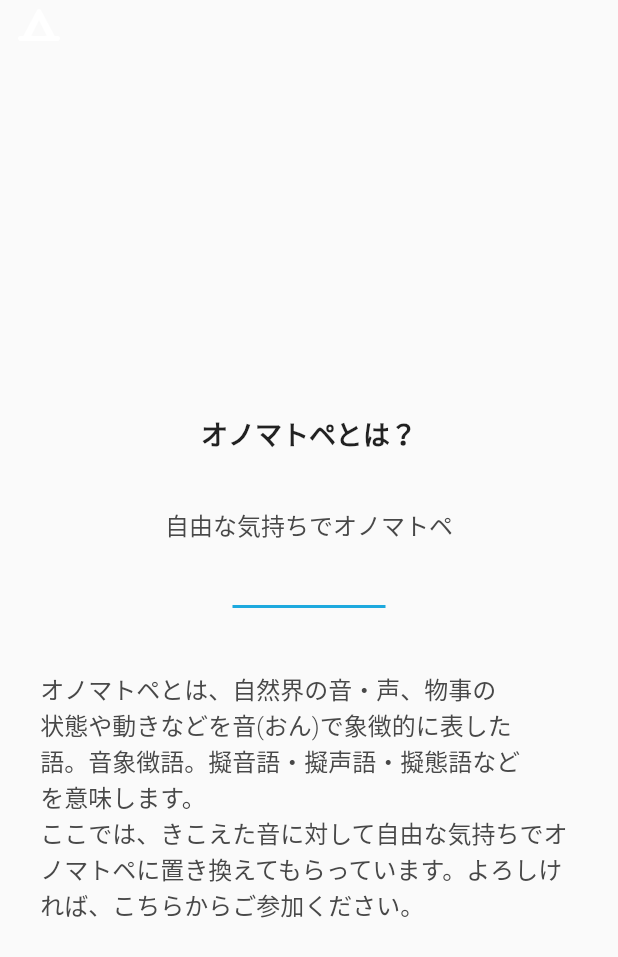
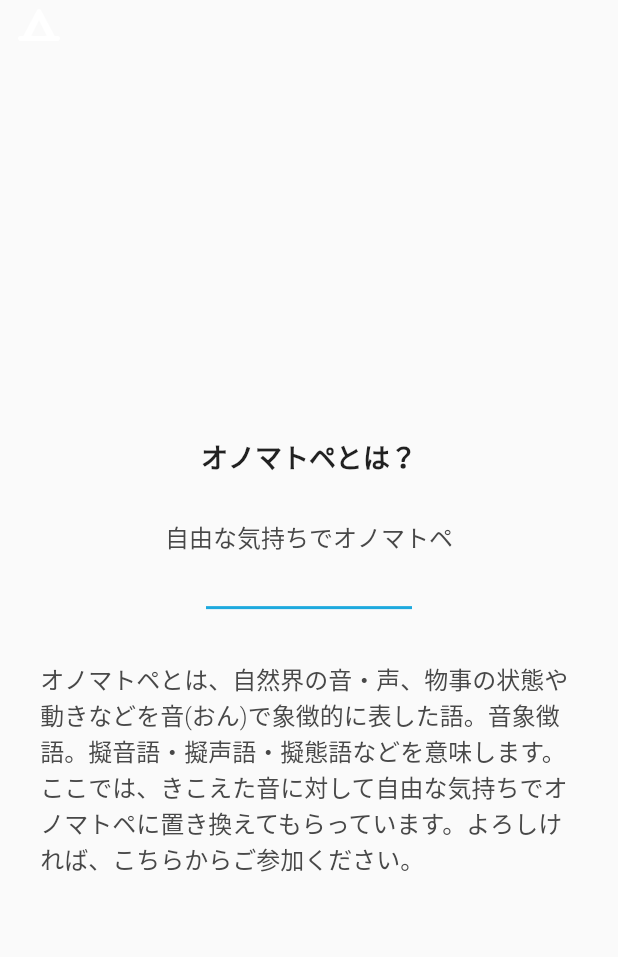
Before and after one commit to ProjectMCR/mcr, a Flutter app: the WhatIsOnomatopoeiaPage screen opened directly, on a phone screen of 412 x 824 dp. Shown: the top 957 px of the screen. Run offline on Flutter 3.47's test engine with Material 2 defaults, Android fonts, the light colour scheme and no system bars; drawn by our look-alikes of carousel_slider; our stand-ins replace cloud_firestore, firebase_core, youtube_player_iframe; missing offline and left inert: flutterfire_ui; accounts and stored records are empty.

Commit message:
WhatIsOnomatopoeiaPage内のレイアウトを画面サイズに対する相対値で組み換え

```diff
--- a/lib/pages/what_is_onomatopoeia_page.dart
+++ b/lib/pages/what_is_onomatopoeia_page.dart
@@ -21,8 +21,11 @@ class WhatIsOnomatopoeiaPage extends StatelessWidget {
 
   @override
   Widget build(BuildContext context) {
+    final screenWidth = MediaQuery.of(context).size.width;
+    final screenHeight = MediaQuery.of(context).size.height;
     return Scaffold(
       body: SafeArea(
+        child: SingleChildScrollView(
           child: Column(
             children: [
               Stack(
@@ -50,26 +53,20 @@ class WhatIsOnomatopoeiaPage extends StatelessWidget {
                                 ),
                               ),
                               if (snapshot.docs.length > 1)
-                              Positioned.fill(
-                                child: Align(
-                                  alignment: const Alignment(0, 0.79),
-                                  child: Row(
-                                    mainAxisAlignment: MainAxisAlignment.center,
-                                    children: _scrollIndicatorDots.map(
-                                      (dotIndex) {
-                                        return dotIndex == index
-                                            ? const _SelectedDot()
-                                            : const _UnSelectedDot();
-                                      },
-                                    ).toList(),
+                                Column(
+                                  children: [
+                                    SizedBox(height: screenHeight / 3.5),
+                                    _ScrollIndicator(
+                                      index: index,
+                                      scrollIndicatorDots: _scrollIndicatorDots,
                                     ),
-                                ),
+                                  ],
                                 ),
                             ],
                           );
                         },
                         options: CarouselOptions(
-                        height: 240.9,
+                          height: screenHeight / 3,
                           viewportFraction: 1.0,
                           scrollPhysics: snapshot.docs.length <= 1
                               ? const NeverScrollableScrollPhysics()
@@ -94,7 +91,7 @@ class WhatIsOnomatopoeiaPage extends StatelessWidget {
                   ),
                 ],
               ),
-            const Spacer(flex: 1),
+              SizedBox(height: screenHeight / 50),
               const Text(
                 'オノマトペとは？',
                 style: TextStyle(
@@ -102,7 +99,7 @@ class WhatIsOnomatopoeiaPage extends StatelessWidget {
                   fontWeight: FontWeight.w600,
                 ),
               ),
-            const Spacer(flex: 1),
+              SizedBox(height: screenHeight / 30),
               const Text(
                 '自由な気持ちでオノマトペ',
                 style: TextStyle(
@@ -111,18 +108,18 @@ class WhatIsOnomatopoeiaPage extends StatelessWidget {
                   fontWeight: FontWeight.w300,
                 ),
               ),
-            const Spacer(flex: 1),
-            const Divider(
+              SizedBox(height: screenHeight / 30),
+              Divider(
                 color: AnimalOnomatopoeiaColor.blue,
                 thickness: 2,
-              indent: 155,
-              endIndent: 155,
+                indent: screenWidth / 3,
+                endIndent: screenWidth / 3,
               ),
-            const Spacer(flex: 1),
+              SizedBox(height: screenHeight / 30),
               const Padding(
                 padding: EdgeInsets.symmetric(horizontal: 26.8),
                 child: Text(
-                'オノマトペとは、自然界の音・声、物事の\n状態や動きなどを音(おん)で象徴的に表した\n語。音象徴語。擬音語・擬声語・擬態語など\nを意味します。\nここでは、きこえた音に対して自由な気持ちでオノマトペに置き換えてもらっています。よろしければ、こちらからご参加ください。',
+                  'オノマトペとは、自然界の音・声、物事の状態や動きなどを音(おん)で象徴的に表した語。音象徴語。擬音語・擬声語・擬態語などを意味します。',
                   style: TextStyle(
                     color: AnimalOnomatopoeiaColor.gray2,
                     fontSize: 16,
@@ -130,10 +127,47 @@ class WhatIsOnomatopoeiaPage extends StatelessWidget {
                   ),
                 ),
               ),
-            const Spacer(flex: 6),
+              const Padding(
+                padding: EdgeInsets.symmetric(horizontal: 26.8),
+                child: Text(
+                  'ここでは、きこえた音に対して自由な気持ちでオノマトペに置き換えてもらっています。よろしければ、こちらからご参加ください。',
+                  style: TextStyle(
+                    color: AnimalOnomatopoeiaColor.gray2,
+                    fontSize: 16,
+                    fontWeight: FontWeight.w300,
+                  ),
+                ),
+              ),
             ],
           ),
         ),
+      ),
+    );
+  }
+}
+
+class _ScrollIndicator extends StatelessWidget {
+  const _ScrollIndicator({
+    Key? key,
+    required List<int> scrollIndicatorDots,
+    required this.index,
+  })  : _scrollIndicatorDots = scrollIndicatorDots,
+        super(key: key);
+
+  final List<int> _scrollIndicatorDots;
+  final int index;
+
+  @override
+  Widget build(BuildContext context) {
+    return Row(
+      mainAxisAlignment: MainAxisAlignment.center,
+      children: _scrollIndicatorDots.map(
+        (dotIndex) {
+          return dotIndex == index
+              ? const _SelectedDot()
+              : const _UnSelectedDot();
+        },
+      ).toList(),
     );
   }
 }
```
Lines whose indentation alone changed are shown as unchanged.
